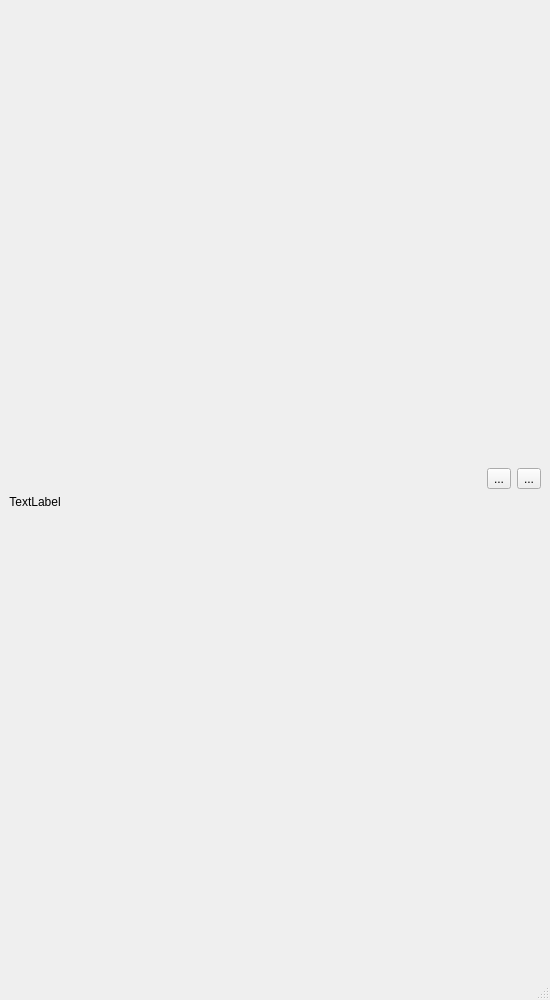
First picture: the form in move/mainwindow.ui, repository gameinmonday/moy-project, before the edit.
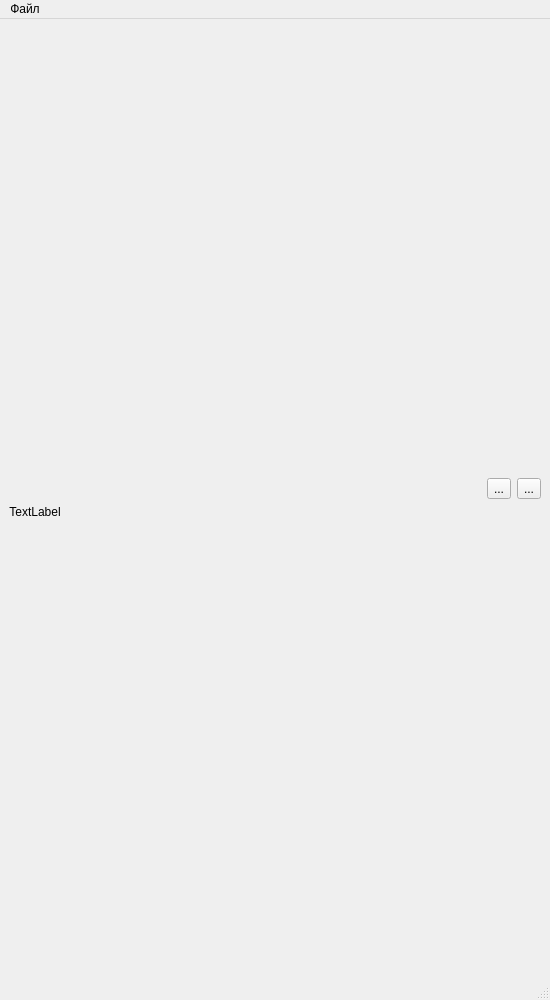
Second picture: the form after the edit.

```diff
--- a/move/mainwindow.ui
+++ b/move/mainwindow.ui
@@ -82,6 +82,14 @@
      <height>16</height>
     </rect>
    </property>
+   <widget class="QMenu" name="menu">
+    <property name="title">
+     <string>Файл</string>
+    </property>
+    <addaction name="ac_find"/>
+    <addaction name="ac_exit"/>
+   </widget>
+   <addaction name="menu"/>
   </widget>
   <widget class="QStatusBar" name="statusbar"/>
  </widget>
```
Left out of the diff: 10 changed lines with no effect on the pictures.
